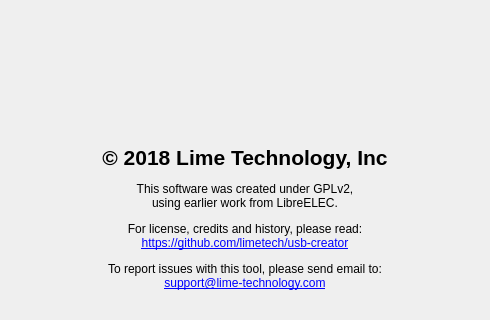
This is creator.ui in unraid/usb-creator as Qt 5 draws it before an edit; both pictures show x 0 to 490 and y 0 to 320 of the 490 by 572 pixel window. The edited form follows.
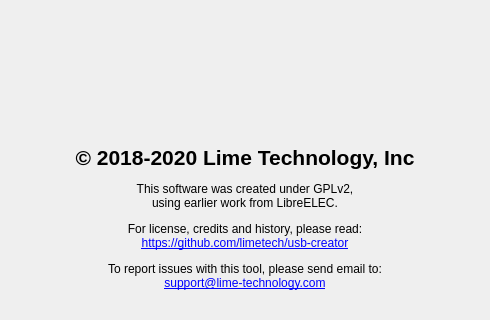
This is the edited form. The open tabs and pages were chosen to show the change. Icons and pictures are not drawn. Custom widgets are drawn as their Qt base class.

What changed in the file:
```diff
--- a/creator.ui
+++ b/creator.ui
@@ -942,7 +942,7 @@
       <item>
        <widget class="QLabel" name="labelAbout">
         <property name="text">
-         <string>&lt;html&gt;&lt;head/&gt;&lt;body&gt;&lt;p align=&quot;center&quot;&gt;&lt;span style=&quot; font-size:16pt; font-weight:600;&quot;&gt;© 2018 Lime Technology, Inc&lt;/span&gt;&lt;/p&gt;&lt;p align=&quot;center&quot;&gt;This software was created under GPLv2, &lt;br/&gt;using earlier work from LibreELEC.&lt;/p&gt;&lt;p align=&quot;center&quot;&gt;For license, credits and history, please read:&lt;br/&gt;&lt;a href=&quot;https://github.com/limetech/usb-creator&quot;&gt;&lt;span style=&quot; text-decoration: underline; color:#0000ff;&quot;&gt;https://github.com/limetech/usb-creator&lt;/span&gt;&lt;/a&gt;&lt;/p&gt;&lt;p align=&quot;center&quot;&gt;To report issues with this tool, please send email to: &lt;br/&gt;&lt;a href=&quot;mailto:support@lime-technology.com&quot;&gt;&lt;span style=&quot; text-decoration: underline; color:#0000ff;&quot;&gt;support@lime-technology.com&lt;/span&gt;&lt;/a&gt;&lt;/p&gt;&lt;/body&gt;&lt;/html&gt;</string>
+         <string>&lt;html&gt;&lt;head/&gt;&lt;body&gt;&lt;p align=&quot;center&quot;&gt;&lt;span style=&quot; font-size:16pt; font-weight:600;&quot;&gt;© 2018-2020 Lime Technology, Inc&lt;/span&gt;&lt;/p&gt;&lt;p align=&quot;center&quot;&gt;This software was created under GPLv2, &lt;br/&gt;using earlier work from LibreELEC.&lt;/p&gt;&lt;p align=&quot;center&quot;&gt;For license, credits and history, please read:&lt;br/&gt;&lt;a href=&quot;https://github.com/limetech/usb-creator&quot;&gt;&lt;span style=&quot; text-decoration: underline; color:#0000ff;&quot;&gt;https://github.com/limetech/usb-creator&lt;/span&gt;&lt;/a&gt;&lt;/p&gt;&lt;p align=&quot;center&quot;&gt;To report issues with this tool, please send email to: &lt;br/&gt;&lt;a href=&quot;mailto:support@lime-technology.com&quot;&gt;&lt;span style=&quot; text-decoration: underline; color:#0000ff;&quot;&gt;support@lime-technology.com&lt;/span&gt;&lt;/a&gt;&lt;/p&gt;&lt;/body&gt;&lt;/html&gt;</string>
         </property>
         <property name="textFormat">
          <enum>Qt::RichText</enum>
```
